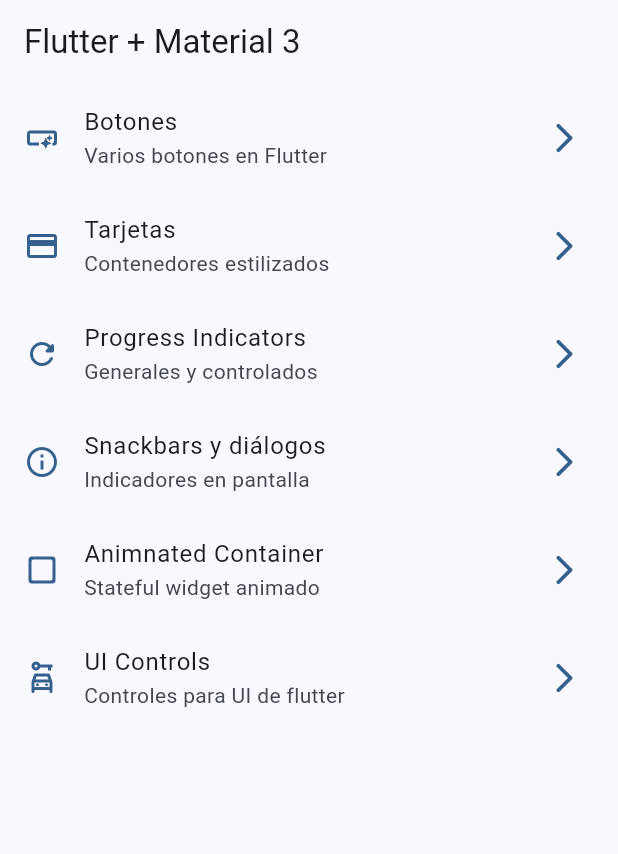
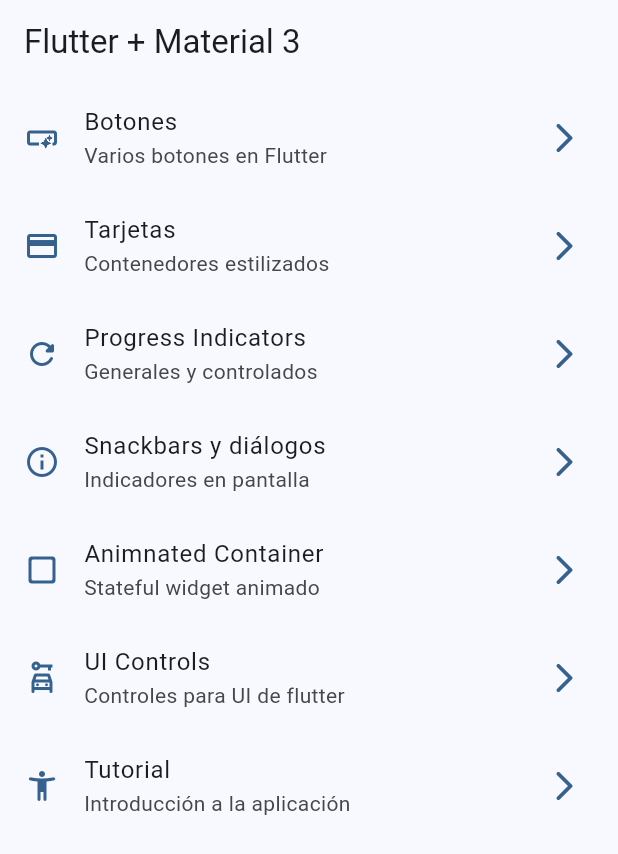
Before and after one commit to glorona/MyFlutterApps, a Flutter app: the screen it shows after launch, on a phone screen of 412 x 824 dp. Shown: the top 854 px of the screen. Run offline on Flutter 3.47's test engine with Material 3 defaults, Android fonts, the phone set to English and light mode, and no system bars; our stand-ins replace animate_do, dio, go_router, video_player.

```diff
--- a/widgets_app/lib/config/menu/menu_items.dart
+++ b/widgets_app/lib/config/menu/menu_items.dart
@@ -44,4 +44,9 @@ const appMenuItems = <MenuItem>[
         subtitle: 'Controles para UI de flutter',
         url: '/ui-controls',
         icon: Icons.car_rental_outlined),
+    MenuItem(
+        title: 'Tutorial',
+        subtitle: 'Introducción a la aplicación',
+        url: '/tutorial',
+        icon: Icons.accessibility_new_rounded),
   ];
--- a/widgets_app/lib/config/router/app_router.dart
+++ b/widgets_app/lib/config/router/app_router.dart
@@ -53,5 +53,12 @@ final GoRouter appRouter = GoRouter(
         return const UiControlsScreen();
       },
     ),
+    GoRoute(
+      name: AppTutorialScreen.name,
+      path: '/tutorial',
+      builder: (context,state) {
+        return const AppTutorialScreen();
+      },
+    ),
   ],
 );
--- a/widgets_app/pubspec.yaml
+++ b/widgets_app/pubspec.yaml
@@ -18,3 +18,6 @@ dev_dependencies:
 
 flutter:
   uses-material-design: true
+
+assets:
+- assets/images/
```
Also changed, not shown: widgets_app/assets/images/1.png (added), widgets_app/assets/images/2.png (added), widgets_app/assets/images/3.png (added), widgets_app/assets/images/jar-loading.gif (added).
